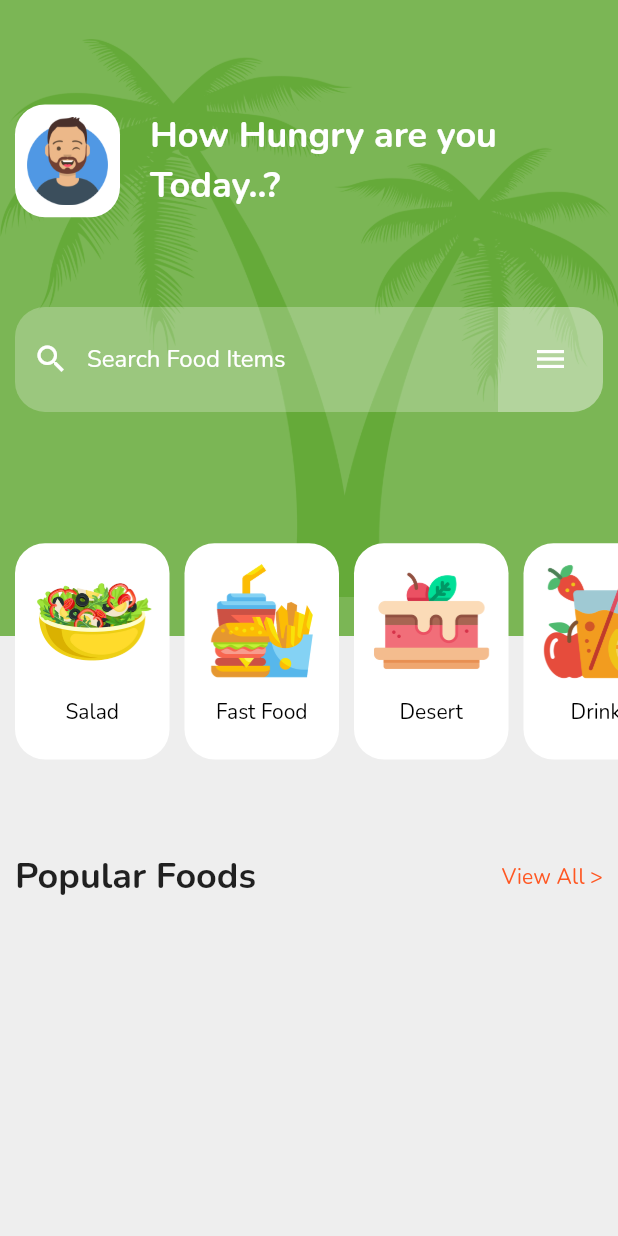
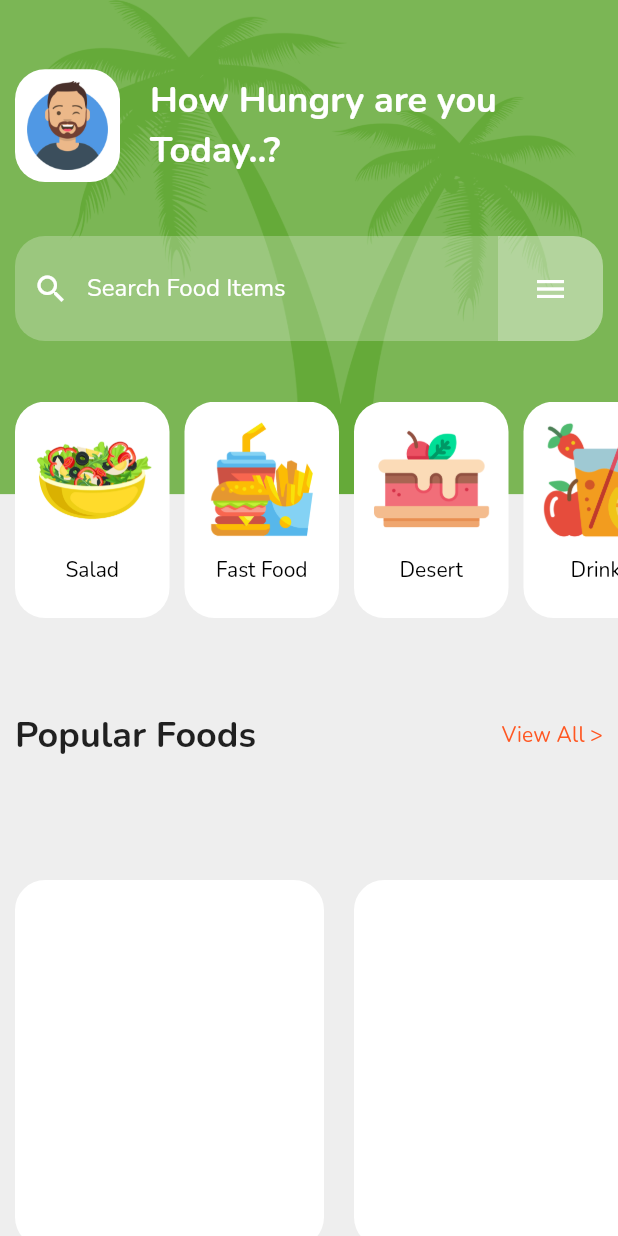
Before and after one commit to Mugisha-isaac/Flutter_UI_Design_2, a Flutter app: the screen it shows after launch, on a phone screen of 412 x 824 dp. Run offline on Flutter 3.47's test engine with Material 2 defaults, Android fonts, the phone set to English and light mode, and no system bars; our stand-ins replace google_fonts.

Commit message:
feat(product_item.dart): rendering list of popular products

```diff
--- a/lib/screens/LandingScreen.dart
+++ b/lib/screens/LandingScreen.dart
@@ -1,5 +1,6 @@
 import 'package:flutter/material.dart';
 import 'package:flutter/rendering.dart';
+import 'package:uidesign2/screens/product_item.dart';
 import 'package:uidesign2/utils/constants.dart';
 
 import '../utils/data.dart';
@@ -21,8 +22,8 @@ class _LandingScreenState extends State<LandingScreen> {
           return Container(
             child: Column(
               children: [
-                Expanded(
-                  flex: 4,
+                Container(
+                  height: constraints.maxHeight * 0.40,
                   child: Stack(
                     fit: StackFit.expand,
                     children: [
@@ -94,10 +95,10 @@ class _LandingScreenState extends State<LandingScreen> {
                     ],
                   ),
                 ),
+
                 Container(
                         width: constraints.maxWidth,
                         color: Colors.grey.shade200,
-                        height: 400,
                         child: Padding(
                           padding: const EdgeInsets.only(
                             left: 10.0,
@@ -118,6 +119,19 @@ class _LandingScreenState extends State<LandingScreen> {
                                       Text("View All >", style: textTheme.subtitle2?.apply(color: COLOR_ORANGE),),
                                       addHorizontalSpace(10)
                                     ],
+                                  ),
+                                  addVerticalSpace(10),
+                                  SingleChildScrollView(
+                                    scrollDirection: Axis.horizontal,
+                                    physics: BouncingScrollPhysics(),
+                                    child: Row(
+                                      children: PRODUCT_DATA.map((data) => InkWell(
+                                        onTap: (){
+
+                                        },
+                                        child: ProductItem(productData: data, width: constraints.maxWidth * 0.50),
+                                      )).toList(),
+                                    ),
                                   )
                                 ],
                               ),
--- /dev/null
+++ b/lib/screens/product_item.dart
@@ -0,0 +1,42 @@
+import 'package:flutter/material.dart';
+
+class ProductItem extends StatelessWidget {
+
+  final Map<String,dynamic> productData;
+  final double width;
+
+  const ProductItem({ required this.productData, required this.width});
+
+  @override
+  Widget build(BuildContext context) {
+    final TextTheme textTheme = Theme.of(context).textTheme;
+    final height = width * 4/3;
+    return Container(
+      margin: const EdgeInsets.only(right: 20),
+      width: width,
+      height: height + 40,
+      child: Stack(
+        children: [
+          Column(
+            mainAxisSize: MainAxisSize.min,
+            children: [
+              Expanded(
+                flex: 2,
+                child: Container(),
+              ),
+              Expanded(
+                flex: 7,
+                child: Container(
+                  decoration: BoxDecoration(
+                    borderRadius: BorderRadius.circular(20.0),
+                    color: Colors.white
+                  ),
+                ),
+              )
+            ],
+          )
+        ],
+      ),
+    );
+  }
+}
```
